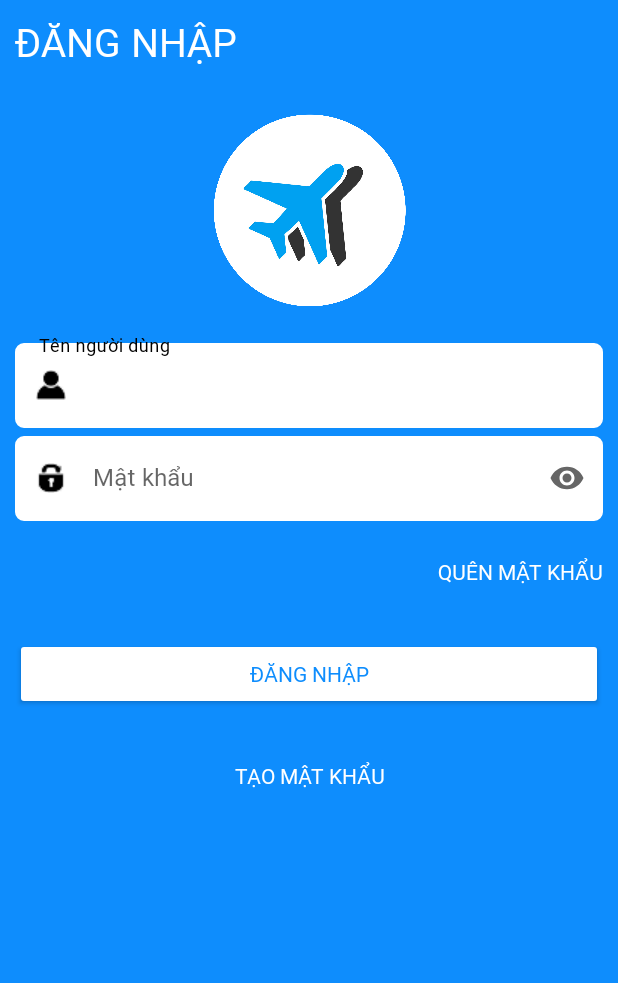
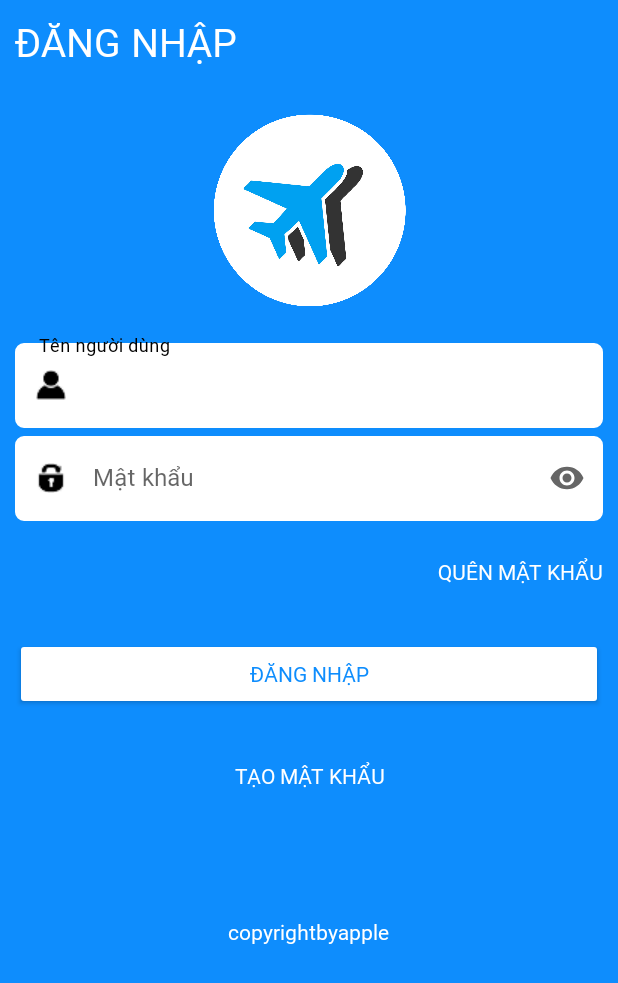
Before and after one commit to leducminhtung/OrderFlightApp, an Android app: the screen it shows after launch (LoginActivity), on a phone screen of 412 x 824 dp. Shown: the top 983 px of the screen. Run offline under Robolectric (Android 15) with nearby library versions, the phone set to English and light mode, and no system bars.

Commit message:
complete login layout

```diff
--- a/app/src/main/res/layout/activity_login.xml
+++ b/app/src/main/res/layout/activity_login.xml
@@ -10,7 +10,7 @@
 
     <LinearLayout
         android:layout_width="match_parent"
-        android:layout_height="wrap_content"
+        android:layout_height="match_parent"
         android:layout_marginTop="0dp"
         android:orientation="vertical"
         >
@@ -118,6 +118,14 @@
             android:layout_gravity="center"
             android:layout_marginTop="20dp"
             android:textColor="@color/white"/>
+        <TextView
+            android:layout_width="wrap_content"
+            android:layout_height="wrap_content"
+            android:text="copyrightbyapple"
+            android:fontFamily="@font/baloo"
+            android:layout_gravity="center"
+            android:layout_marginTop="70dp"
+            android:textColor="@color/cardview_light_background"/>
 
     </LinearLayout>
 </ScrollView>
```
